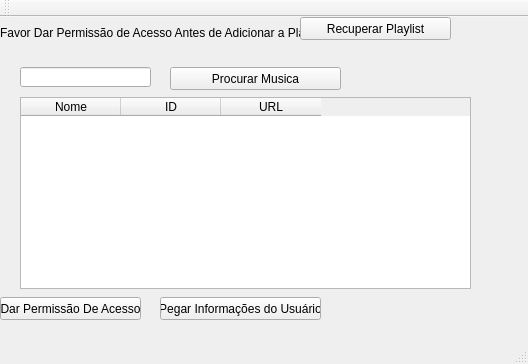
Old version of the form mainwindow.ui in the repository supaidaman/Spotify-Player.
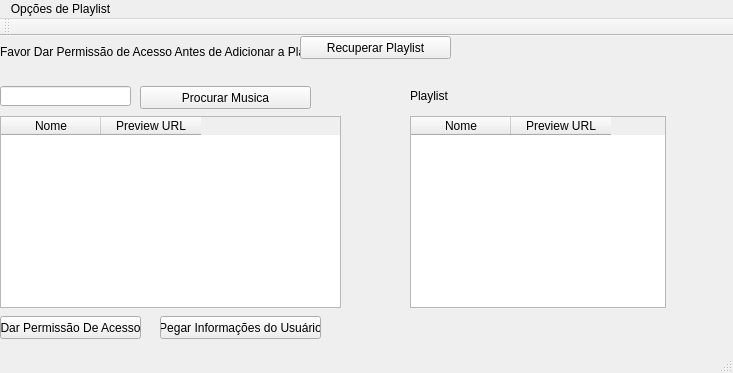
New version of the form.

Commit message:
Playlist Inicio
Passando de uma playlist pra outra

Patch:
```diff
--- a/mainwindow.ui
+++ b/mainwindow.ui
@@ -6,8 +6,8 @@
    <rect>
     <x>0</x>
     <y>0</y>
-    <width>528</width>
-    <height>364</height>
+    <width>733</width>
+    <height>373</height>
    </rect>
   </property>
   <property name="windowTitle">
@@ -69,9 +69,9 @@
    <widget class="QTableWidget" name="tableWidget">
     <property name="geometry">
      <rect>
-      <x>20</x>
+      <x>0</x>
       <y>80</y>
-      <width>451</width>
+      <width>341</width>
       <height>192</height>
      </rect>
     </property>
@@ -82,19 +82,14 @@
     </column>
     <column>
      <property name="text">
-      <string>ID</string>
-     </property>
-    </column>
-    <column>
-     <property name="text">
-      <string>URL</string>
+      <string>Preview URL</string>
      </property>
     </column>
    </widget>
    <widget class="QPushButton" name="searchButton">
     <property name="geometry">
      <rect>
-      <x>170</x>
+      <x>140</x>
       <y>50</y>
       <width>171</width>
       <height>23</height>
@@ -107,23 +102,64 @@
    <widget class="QLineEdit" name="searchLine">
     <property name="geometry">
      <rect>
-      <x>20</x>
+      <x>0</x>
       <y>50</y>
       <width>131</width>
       <height>20</height>
      </rect>
     </property>
    </widget>
+   <widget class="QTableWidget" name="tableWidget_2">
+    <property name="geometry">
+     <rect>
+      <x>410</x>
+      <y>80</y>
+      <width>256</width>
+      <height>192</height>
+     </rect>
+    </property>
+    <column>
+     <property name="text">
+      <string>Nome</string>
+     </property>
+    </column>
+    <column>
+     <property name="text">
+      <string>Preview URL</string>
+     </property>
+    </column>
+   </widget>
+   <widget class="QLabel" name="label_2">
+    <property name="geometry">
+     <rect>
+      <x>410</x>
+      <y>50</y>
+      <width>121</width>
+      <height>20</height>
+     </rect>
+    </property>
+    <property name="text">
+     <string>Playlist</string>
+    </property>
+   </widget>
   </widget>
   <widget class="QMenuBar" name="menuBar">
    <property name="geometry">
     <rect>
      <x>0</x>
      <y>0</y>
-     <width>528</width>
+     <width>733</width>
      <height>21</height>
     </rect>
    </property>
+   <widget class="QMenu" name="menuOp_es_de_Playlist">
+    <property name="title">
+     <string>Opções de Playlist</string>
+    </property>
+    <addaction name="actionSalvar"/>
+    <addaction name="actionCarregar"/>
+   </widget>
+   <addaction name="menuOp_es_de_Playlist"/>
   </widget>
   <widget class="QToolBar" name="mainToolBar">
    <attribute name="toolBarArea">
```
Left out of the diff: 10 changed lines with no effect on the pictures. The commit also changes 4 other files.
